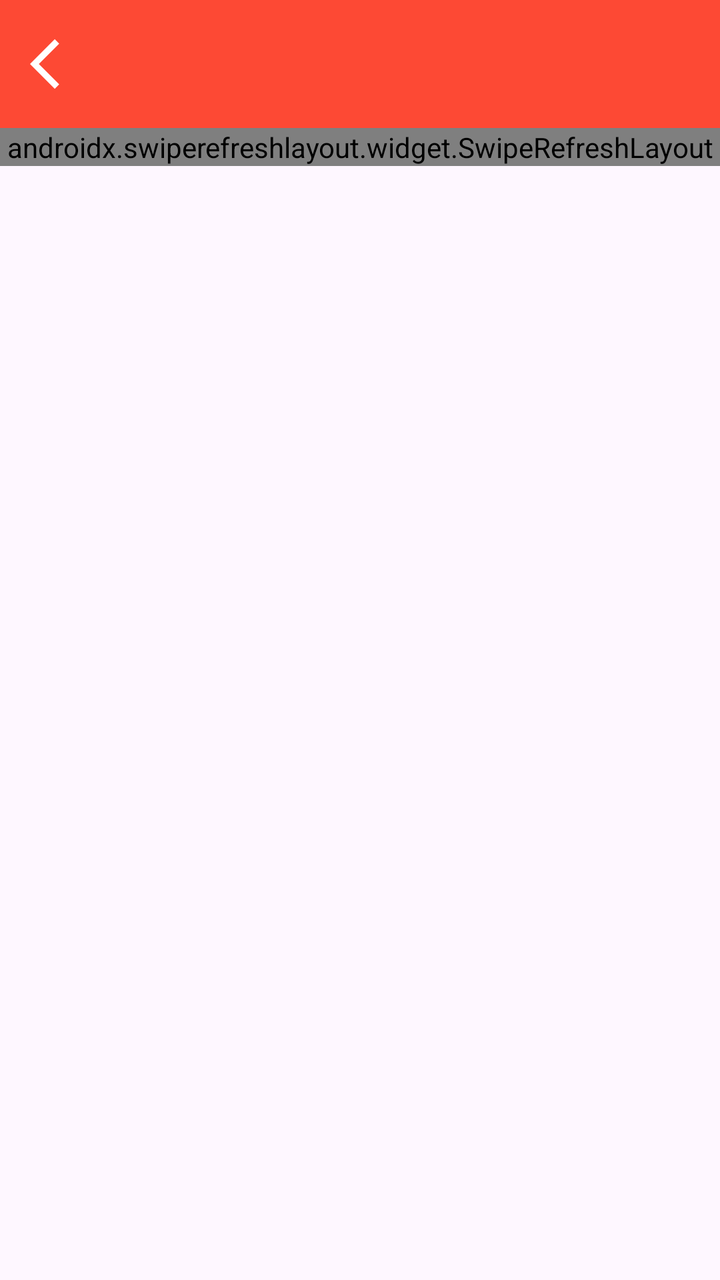
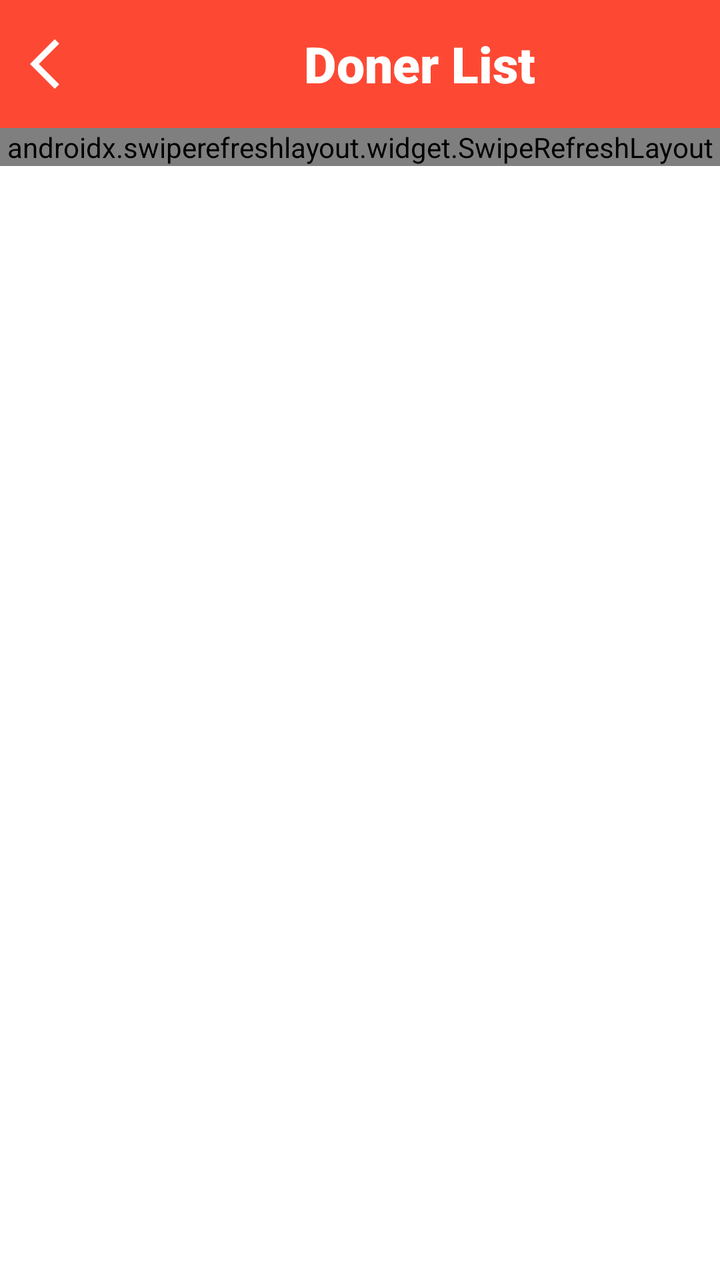

Two renders of the same Android screen: before a commit and after it. Below are the layout's source before the change and the commit's diff.
<!-- AndroidManifest.xml: application theme Theme.LifePluse -->
<!-- res/layout/activity_blood_doner_list.xml -->
<?xml version="1.0" encoding="utf-8"?>
<RelativeLayout xmlns:android="http://schemas.android.com/apk/res/android"
    xmlns:app="http://schemas.android.com/apk/res-auto"
    xmlns:tools="http://schemas.android.com/tools"
    android:layout_width="match_parent"
    android:layout_height="match_parent"
    tools:context=".activity.BloodDonerList">

    <LinearLayout
        android:id="@+id/locationtopLayout"
        style="@style/CustomCardViewStyle"
        android:layout_width="match_parent"
        android:layout_height="?attr/actionBarSize"
        android:layout_alignParentTop="true"
        android:background="@color/blood_splashbg"
        android:gravity="center"
        android:orientation="horizontal"
        android:weightSum="3">

        <ImageView
            android:id="@+id/button_back"
            android:layout_width="0dp"
            android:layout_height="30dp"
            android:layout_weight=".5"
            android:src="@drawable/baseline_arrow_back" />

        <LinearLayout
            android:id="@+id/locationLayout"
            android:layout_width="0dp"
            android:layout_height="wrap_content"
            android:layout_alignParentTop="true"
            android:layout_weight="2.5"
            android:gravity="right"
            android:orientation="horizontal">



        </LinearLayout>


    </LinearLayout>

    <androidx.swiperefreshlayout.widget.SwipeRefreshLayout
        android:id="@+id/donerlist_swipeRefreshLayout"
        android:layout_width="match_parent"
        android:layout_height="wrap_content"
        android:layout_marginTop="?attr/actionBarSize">

        <androidx.recyclerview.widget.RecyclerView
            android:id="@+id/donerlistRecyclearId"
            android:layout_width="match_parent"
            android:layout_height="wrap_content"
            android:padding="5dp">


        </androidx.recyclerview.widget.RecyclerView>


    </androidx.swiperefreshlayout.widget.SwipeRefreshLayout>






</RelativeLayout>
<!-- resources referenced by this layout -->
<resources>
  <color name="blood_splashbg">#FD4934</color>
  <!-- drawable baseline_arrow_back (drawable) -->
  <vector android:autoMirrored="true" android:height="24dp"
      android:tint="#FFFFFF" android:viewportHeight="24"
      android:viewportWidth="24" android:width="24dp" xmlns:android="http://schemas.android.com/apk/res/android">
      <path android:fillColor="@android:color/white" android:pathData="M11.67,3.87L9.9,2.1 0,12l9.9,9.9 1.77,-1.77L3.54,12z"/>
  </vector>
  <style name="CustomCardViewStyle" parent="@style/Widget.MaterialComponents.CardView">
  
          <item name="shapeAppearanceOverlay">@style/ShapeAppearanceOverlay_card_custome_corners
          </item>
  
      </style>
  <style name="Theme.LifePluse" parent="Base.Theme.LifePluse" />
  <style name="ShapeAppearanceOverlay_card_custome_corners" parent="">
  
          <item name="cornerFamily">rounded</item>
          <item name="cornerSizeTopRight">0dp</item>
          <item name="cornerSizeTopLeft">0dp</item>
          <item name="cornerSizeBottomRight">16dp</item>
          <item name="cornerSizeBottomLeft">16dp</item>
  
      </style>
  <style name="Base.Theme.LifePluse" parent="Theme.Material3.DayNight.NoActionBar">
          
  
          <item name="android:windowIsTranslucent">true</item>
  
          <item name="colorPrimary">@color/status_bar</item>
      </style>
  <color name="status_bar">#018E85</color>
</resources>

<!-- the commit's change to res/layout/activity_blood_doner_list.xml (unified diff, before → after) -->
@@ -4,6 +4,7 @@
     xmlns:tools="http://schemas.android.com/tools"
     android:layout_width="match_parent"
     android:layout_height="match_parent"
+    android:background="@color/white"
     tools:context=".activity.BloodDonerList">
 
     <LinearLayout
@@ -30,8 +31,20 @@
             android:layout_height="wrap_content"
             android:layout_alignParentTop="true"
             android:layout_weight="2.5"
-            android:gravity="right"
+            android:gravity="center"
             android:orientation="horizontal">
+
+
+
+            <TextView
+                android:layout_width="wrap_content"
+                android:layout_height="wrap_content"
+                android:text="Doner List"
+                android:textSize="25sp"
+                android:textColor="@color/white"
+                android:fontFamily="sans-serif-black"
+                />
+
 
 
 
@@ -40,11 +53,24 @@
 
     </LinearLayout>
 
+    <com.airbnb.lottie.LottieAnimationView
+        android:id="@+id/empty_anim"
+        android:layout_width="wrap_content"
+        android:layout_height="wrap_content"
+        app:lottie_autoPlay="true"
+        android:layout_centerVertical="true"
+        android:layout_centerHorizontal="true"
+        app:lottie_loop="true"
+        android:visibility="gone"
+        app:lottie_rawRes="@raw/empty_animation" />
+
+
     <androidx.swiperefreshlayout.widget.SwipeRefreshLayout
         android:id="@+id/donerlist_swipeRefreshLayout"
         android:layout_width="match_parent"
         android:layout_height="wrap_content"
-        android:layout_marginTop="?attr/actionBarSize">
+        android:layout_below="@id/locationtopLayout"
+        >
 
         <androidx.recyclerview.widget.RecyclerView
             android:id="@+id/donerlistRecyclearId"
<!-- resource entries referenced after the edit -->
@@ -1,6 +1,7 @@
 <!-- resources referenced by this layout -->
 <resources>
   <color name="blood_splashbg">#FD4934</color>
+  <color name="white">#FFFFFFFF</color>
   <!-- drawable baseline_arrow_back (drawable) -->
   <vector android:autoMirrored="true" android:height="24dp"
       android:tint="#FFFFFF" android:viewportHeight="24"
